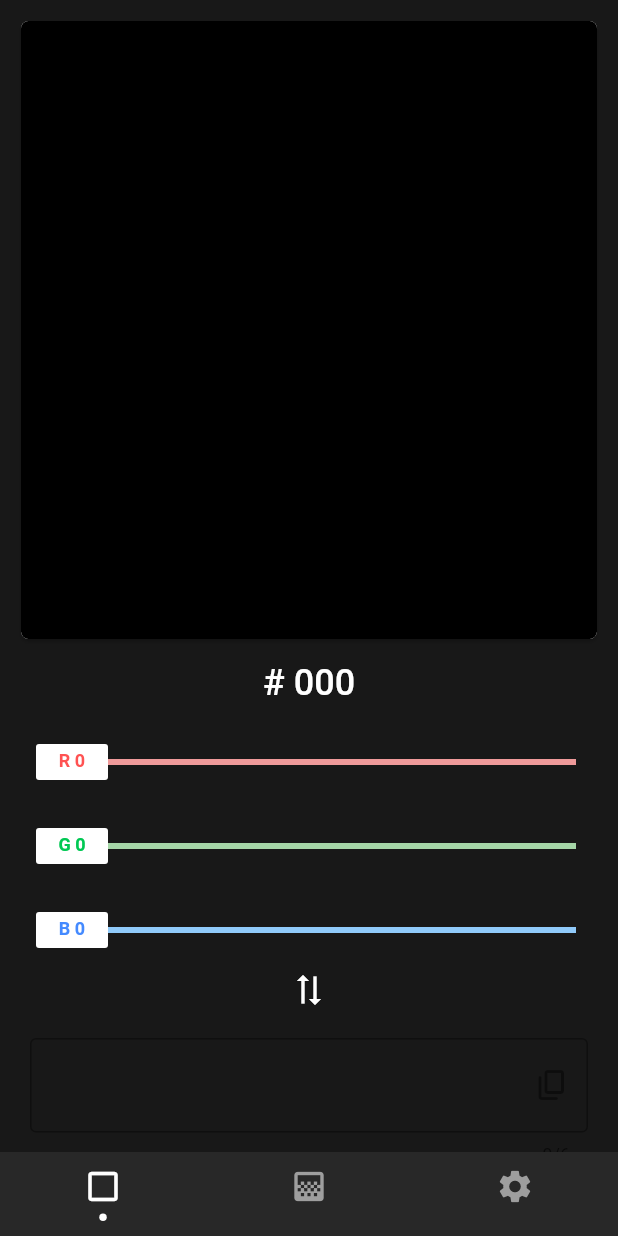
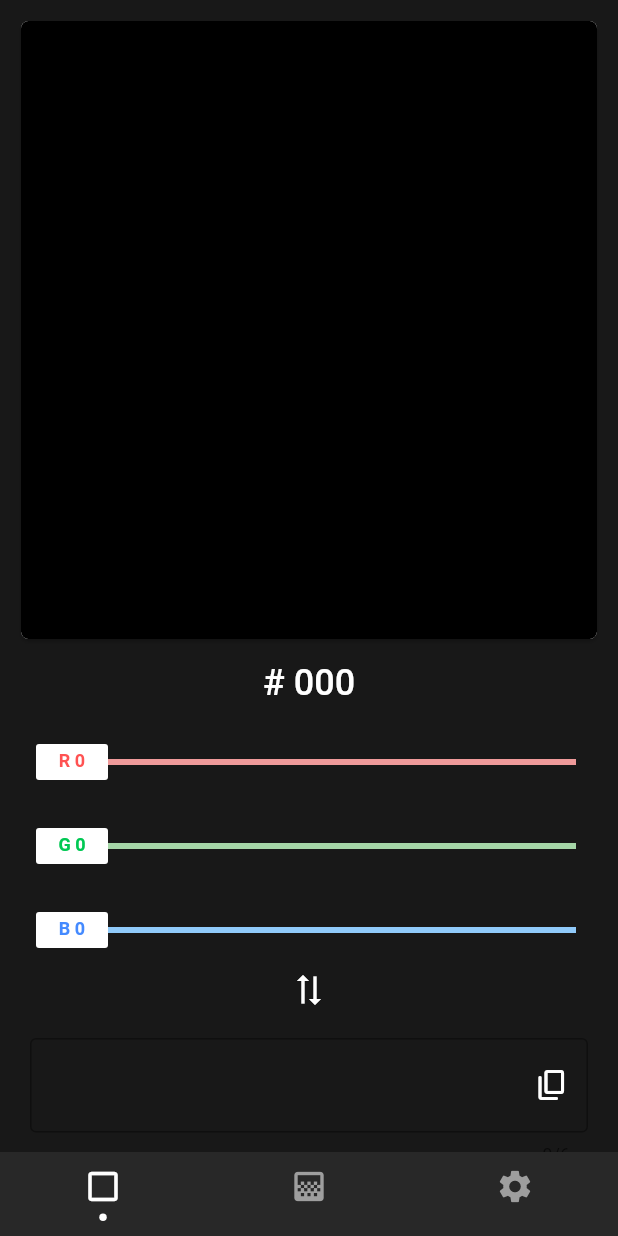
Before and after one commit to aryang117/colorApp, a Flutter app: the screen it shows after launch, on a phone screen of 412 x 824 dp. Run offline on Flutter 3.47's test engine with Material 2 defaults, Android fonts, the phone set to English and light mode, and no system bars; drawn by our look-alikes of persistent_bottom_nav_bar.

Commit message:
Made the copy to clipboard button a separate stf widget

```diff
--- a/lib/Widgets/solidColorTextField.dart
+++ b/lib/Widgets/solidColorTextField.dart
@@ -33,8 +33,40 @@ class _SolidColorTextFieldState extends State<SolidColorTextField> {
                 "" +
                 widget.blue.toRadixString(16),
             prefixStyle: TextStyle(color: Colors.white, fontSize: 20),
-          suffixIcon: IconButton(
-            icon: Icon(Icons.copy_rounded),
+            suffixIcon: CopyToClipBoardButton(
+              red: red.value,
+              green: green.value,
+              blue: blue.value,
+            )),
+        keyboardType: TextInputType.number,
+        maxLength: 6,
+        readOnly: true,
+      ),
+    );
+  }
+}
+
+//This icon lets the use copy the color that they just created using the sliders
+class CopyToClipBoardButton extends StatefulWidget {
+  const CopyToClipBoardButton({Key key, this.red, this.green, this.blue})
+      : super(key: key);
+
+  final int red;
+  final int green;
+  final int blue;
+
+  @override
+  _CopyToClipBoardButtonState createState() => _CopyToClipBoardButtonState();
+}
+
+class _CopyToClipBoardButtonState extends State<CopyToClipBoardButton> {
+  @override
+  Widget build(BuildContext context) {
+    return IconButton(
+      icon: Icon(
+        Icons.copy_rounded,
+        color: Colors.white,
+      ),
       onPressed: () {
         final snackBar = SnackBar(
           content: Text('Copied Color ' + ' to Clipboard!'),
@@ -54,12 +86,6 @@ class _SolidColorTextFieldState extends State<SolidColorTextField> {
                 widget.blue.toRadixString(16)));
         ScaffoldMessenger.of(context).showSnackBar(snackBar);
       },
-          ),
-        ),
-        keyboardType: TextInputType.number,
-        maxLength: 6,
-        readOnly: true,
-      ),
     );
   }
 }
```
Lines whose indentation alone changed are shown as unchanged.
